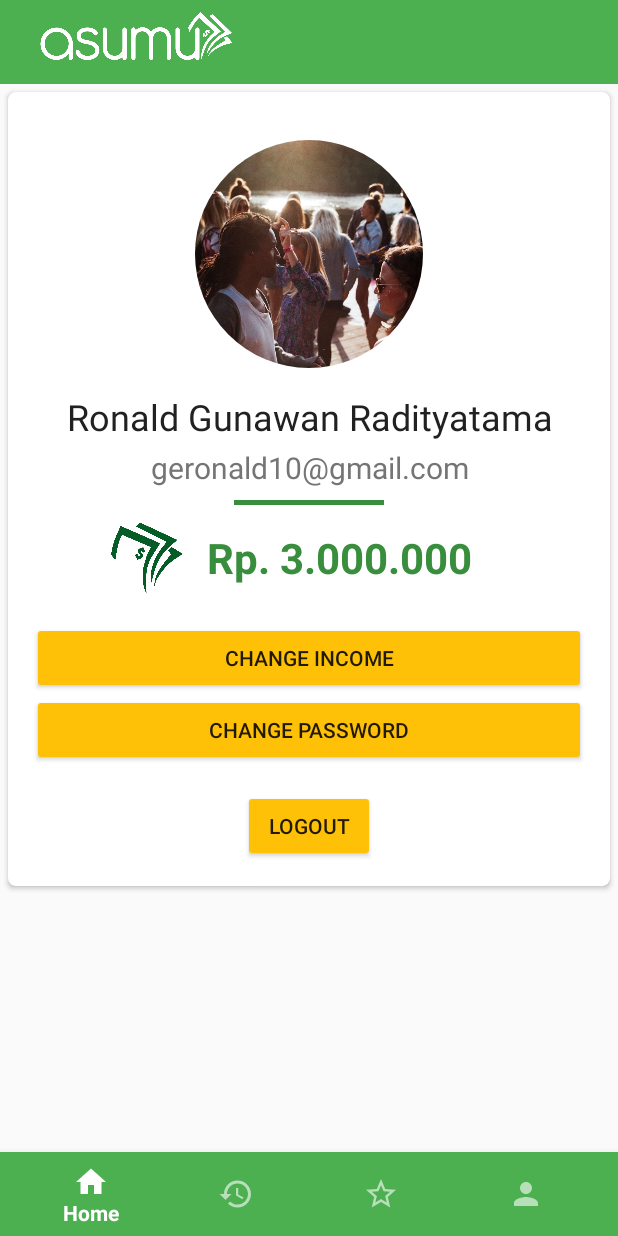
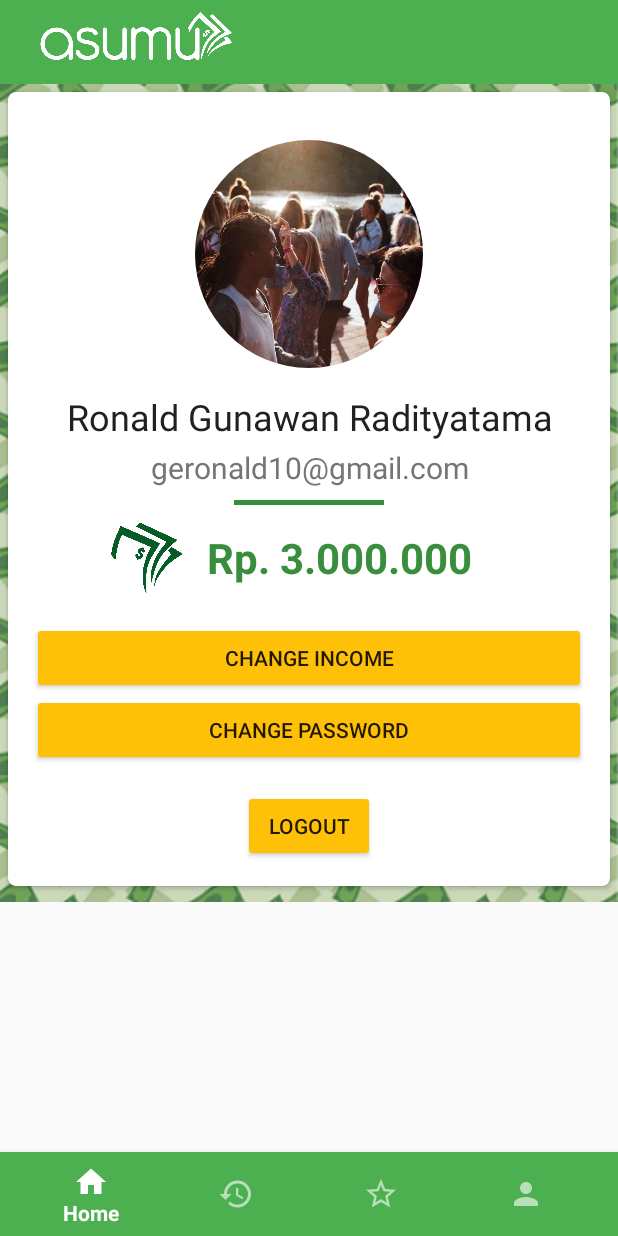
Before and after one commit to geronald10/Asumu, an Android app: the fragment ItemAccountFragment placed in its activity, on a phone screen of 412 x 824 dp. Run offline under Robolectric (Android 15) with nearby library versions, the phone set to English and light mode, and no system bars; our stand-ins replace CircleImageView; libraries missing offline, so code that uses them is left out: cn.pedant.

Commit message:
Add application background

```diff
--- a/app/src/main/AndroidManifest.xml
+++ b/app/src/main/AndroidManifest.xml
@@ -22,6 +22,7 @@
         android:label="@string/app_name"
         android:roundIcon="@mipmap/logo_bukahobi"
         android:supportsRtl="true"
+        android:largeHeap="true"
         android:theme="@style/AppTheme"
         tools:replace="android:icon">
         <meta-data
--- /dev/null
+++ b/app/src/main/res/drawable/background_app.xml
@@ -0,0 +1,4 @@
+<?xml version="1.0" encoding="utf-8"?>
+<bitmap xmlns:android="http://schemas.android.com/apk/res/android"
+    android:src="@drawable/background"
+    android:tileMode="repeat" />
--- a/app/src/main/res/layout/fragment_item_account.xml
+++ b/app/src/main/res/layout/fragment_item_account.xml
@@ -4,6 +4,7 @@
     android:layout_width="match_parent"
     android:layout_height="wrap_content"
     android:paddingBottom="5dp"
+    android:background="@drawable/background"
     tools:context=".fragment.ItemAccountFragment">
 
     <ScrollView
```
Also changed, not shown: app/src/main/res/drawable/background.png (added).
